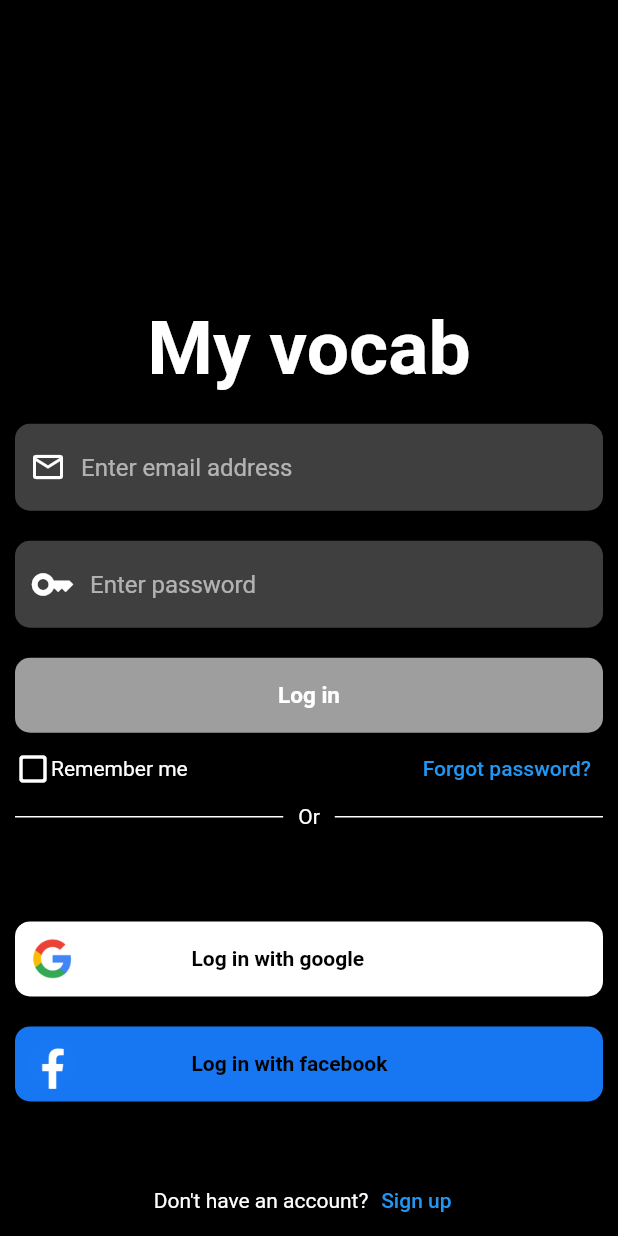
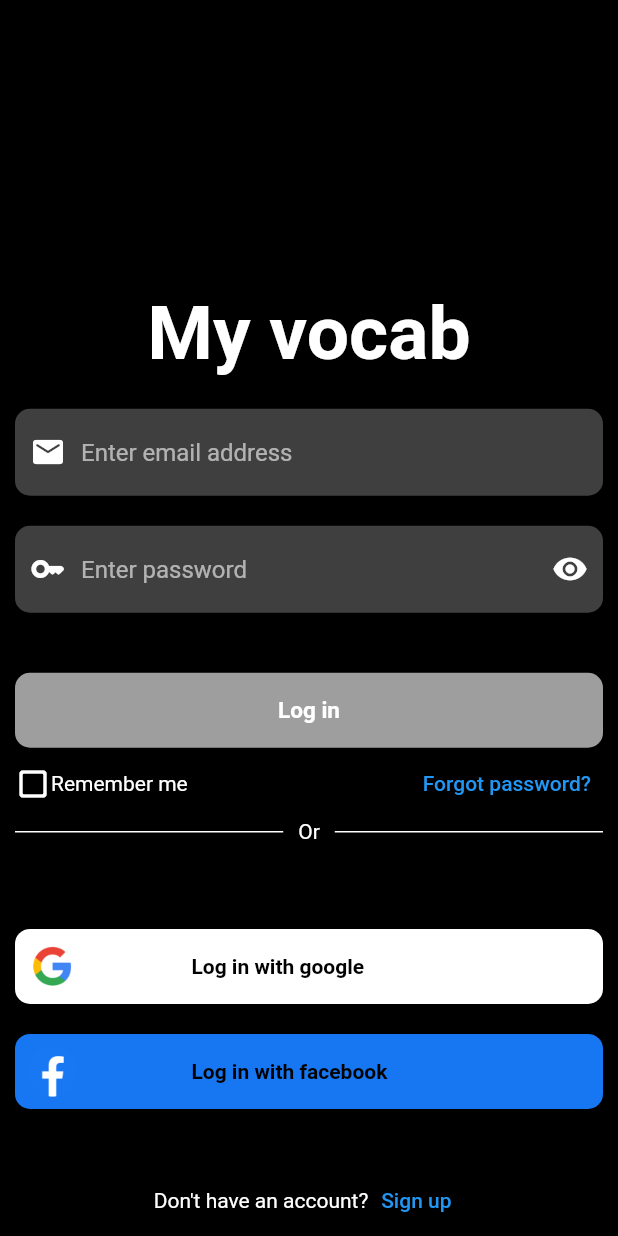
Before and after one commit to jiholee99/myVocab, a Flutter app: the screen it shows after launch, on a phone screen of 412 x 824 dp. Run offline on Flutter 3.47's test engine with Material 2 defaults, Android fonts, the phone set to English and light mode, and no system bars; our stand-ins replace email_validator, firebase_auth, firebase_core; accounts and stored records are empty.

```diff
--- a/lib/main.dart
+++ b/lib/main.dart
@@ -2,6 +2,7 @@ import 'package:flutter/material.dart';
 // Firebase imports
 import 'package:firebase_core/firebase_core.dart';
 import 'package:firebase_auth/firebase_auth.dart';
+import 'package:my_vocab/resources/firebase_auth_methods.dart';
 import 'firebase_options.dart';
 
 // From the folders
@@ -9,7 +10,6 @@ import '../utils/global_constant.dart';
 //Screens
 import '../screen/welcome_screen.dart';
 import '../screen/sign_up_screen.dart';
-import '../screen/home_screen.dart';
 import '../screen/responsive/responsive_layout.dart';
 import '../screen/responsive/mobile_screen_layout.dart';
 import '../screen/responsive/web_screen_layout.dart';
@@ -32,20 +32,34 @@ class MyApp extends StatelessWidget {
       home: StreamBuilder(
           stream: FirebaseAuth.instance.authStateChanges(),
           builder: (_, snapshot) {
+
+            print("Build");
             if (snapshot.connectionState == ConnectionState.active) {
-              if (snapshot.hasData) {
-                ResponsiveLayout(
+              print(snapshot.data.toString()+" 2");
+              if (snapshot.data != null) {
+                return ResponsiveLayout(
                   mobileScreenLayout: MobileScreenLayout(),
                   webScreenLayout: WebScreenLayout(),
                 );
+              } else if (snapshot.data == null) {
+                return WelcomeScreen();
+              }
+
+              // If it's waiting for the auth state to come back
+              if (snapshot.connectionState == ConnectionState.waiting) {
+                return const Center(
+                  child: CircularProgressIndicator(),
+                );
               }
             }
-            return const WelcomeScreen();
+            // if the user hasn't been authenticated
+            print("User not authenticated");
+            return WelcomeScreen();
+
           }),
       routes: {
-        welcomeScreenPathName: (_) => const WelcomeScreen(),
+        welcomeScreenPathName: (_) => WelcomeScreen(),
         signUpScreenPathName: (_) => SignUpScreen(),
-        homeScreenPathName: (_) => HomeScreen()
       },
     );
   }
--- a/lib/screen/welcome_screen.dart
+++ b/lib/screen/welcome_screen.dart
@@ -2,11 +2,57 @@ import 'package:flutter/material.dart';
 import 'package:flutter/src/foundation/key.dart';
 import 'package:flutter/src/widgets/framework.dart';
 import 'package:firebase_auth/firebase_auth.dart';
+import 'package:my_vocab/resources/firebase_auth_methods.dart';
+import 'package:my_vocab/screen/responsive/mobile_screen_layout.dart';
+import 'package:my_vocab/screen/responsive/responsive_layout.dart';
+import 'package:my_vocab/screen/responsive/web_screen_layout.dart';
 
 import '../utils/global_constant.dart';
 
-class WelcomeScreen extends StatelessWidget {
-  const WelcomeScreen({Key? key}) : super(key: key);
+import '../widgets/sign_in_form_widget.dart';
+
+class WelcomeScreen extends StatefulWidget {
+  WelcomeScreen({Key? key}) : super(key: key);
+
+  @override
+  State<WelcomeScreen> createState() => _WelcomeScreenState();
+}
+
+class _WelcomeScreenState extends State<WelcomeScreen> {
+  final emailFieldController = TextEditingController();
+  final passwordFieldController = TextEditingController();
+  bool _isSigningIn = false;
+
+  logInHandler() async {
+    setState(() {
+      _isSigningIn = true;
+    });
+    final messenger = ScaffoldMessenger.of(context);
+    final navigator = Navigator.of(context);
+    final String? result = await FirebaseAuthMethods()
+        .signInWithEmailAndPassword(email: emailFieldController.text, password: passwordFieldController.text);
+    if (result != null) {
+      setState(() {
+        _isSigningIn = false;
+        emailFieldController.clear();
+        passwordFieldController.clear();
+      });
+      if (result == "Success") {
+        messenger.showSnackBar(resultSnackBarBuilder("Successfully loged in!"));
+
+      } else {
+        messenger.showSnackBar(resultSnackBarBuilder(result.toString()));
+      }
+    }
+  }
+
+  @override
+  void dispose() {
+    // TODO: implement dispose
+    emailFieldController.dispose();
+    passwordFieldController.dispose();
+    super.dispose();
+  }
 
   @override
   Widget build(BuildContext context) {
@@ -21,83 +67,31 @@ class WelcomeScreen extends StatelessWidget {
               mainAxisAlignment: MainAxisAlignment.start,
               crossAxisAlignment: CrossAxisAlignment.center,
               children: [
-                Flexible(
-                    child: Container(
-                        //\color: Colors.white,
-                        )),
+                Flexible(child: Container()),
                 // Title
                 const Text(
                   "My vocab",
                   style: titleTextStyle,
                 ),
                 spacer,
-                Form(
-                    child: Column(
-                  children: [
-                    // Email textfield
-                    Container(
-                      padding: const EdgeInsets.symmetric(horizontal: 10, vertical: 5),
-                      decoration: BoxDecoration(color: Colors.grey.withOpacity(0.4), borderRadius: defaultBorderRadius),
-                      child: Row(
-                        children: [
-                          const Icon(
-                            Icons.email_outlined,
-                            color: Colors.white,
-                          ),
-                          const SizedBox(
-                            width: 10,
-                          ),
-                          Flexible(
-                            child: TextFormField(
-                              style: textFieldTextStyle,
-                              decoration: const InputDecoration(
-                                  hintText: "Enter email address", border: UnderlineInputBorder(borderSide: BorderSide.none)),
-                            ),
-                          ),
-                        ],
-                      ),
-                    ),
-                    spacer,
-                    // Password textfield
-                    Container(
-                      padding: const EdgeInsets.symmetric(horizontal: 10, vertical: 5),
-                      decoration: BoxDecoration(color: Colors.grey.withOpacity(0.4), borderRadius: defaultBorderRadius),
-                      child: Row(
-                        children: [
-                          const Icon(
-                            Icons.key,
-                            color: Colors.white,
-                            size: 30,
-                          ),
-                          const SizedBox(
-                            width: 10,
-                          ),
-                          Flexible(
-                            child: TextFormField(
-                              style: textFieldTextStyle,
-                              decoration: const InputDecoration(
-                                  hintText: "Enter password", border: UnderlineInputBorder(borderSide: BorderSide.none)),
-                            ),
-                          ),
-                        ],
-                      ),
-                    ),
-                  ],
-                )),
-
+                // Email and password textField
+                SignInFormWidget(emailFieldController: emailFieldController, passwordFieldController: passwordFieldController),
                 spacer,
                 // Login Button
                 InkWell(
+                  onTap: logInHandler,
                   child: Ink(
                     height: 50,
                     decoration: BoxDecoration(color: Colors.grey, borderRadius: defaultBorderRadius),
                     padding: const EdgeInsets.symmetric(vertical: 10),
                     width: double.infinity,
                     child: Center(
-                        child: Text(
-                      "Log in",
-                      style: buttonTextStyle,
-                    )),
+                        child: _isSigningIn
+                            ? CircularProgressIndicator()
+                            : Text(
+                                "Log in",
+                                style: buttonTextStyle,
+                              )),
                   ),
                 ),
 
@@ -140,7 +134,7 @@ class WelcomeScreen extends StatelessWidget {
                   child: Column(
                     mainAxisAlignment: MainAxisAlignment.center,
                     children: [
-                // Log in with google
+                      // Log in with google
                       Container(
                         decoration: BoxDecoration(borderRadius: defaultBorderRadius, color: Colors.white),
                         height: 50,
@@ -199,7 +193,6 @@ class WelcomeScreen extends StatelessWidget {
                   ),
                 ),
 
-
                 Row(
                   mainAxisAlignment: MainAxisAlignment.center,
                   children: [
--- /dev/null
+++ b/lib/widgets/sign_in_form_widget.dart
@@ -0,0 +1,83 @@
+import 'package:flutter/material.dart';
+import 'package:flutter/src/foundation/key.dart';
+import 'package:flutter/src/widgets/framework.dart';
+
+import '../utils/global_constant.dart';
+
+class SignInFormWidget extends StatefulWidget {
+  final TextEditingController emailFieldController;
+  final TextEditingController passwordFieldController;
+  const SignInFormWidget({Key? key, required this.emailFieldController, required this.passwordFieldController}) : super(key: key);
+
+  @override
+  State<SignInFormWidget> createState() => _SignInFormWidgetState();
+}
+
+class _SignInFormWidgetState extends State<SignInFormWidget> {
+  bool _isPasswordVisible = false;
+
+  Widget textFieldContainerBuilder(
+      {required IconData icon, required Widget child, bool isPassword = false, Widget? passwordWidget}) {
+    return Container(
+      padding: const EdgeInsets.symmetric(horizontal: 10, vertical: 5),
+      decoration: BoxDecoration(color: Colors.grey.withOpacity(0.4), borderRadius: defaultBorderRadius),
+      child: Row(
+        children: [
+          Icon(
+            icon,
+            color: Colors.white,
+          ),
+          const SizedBox(
+            width: 10,
+          ),
+          Flexible(child: child),
+          if (isPassword)
+            const SizedBox(
+              width: 10,
+            ),
+          if (isPassword)
+            if (passwordWidget != null) passwordWidget
+        ],
+      ),
+    );
+  }
+
+  @override
+  Widget build(BuildContext context) {
+    return Column(
+      children: [
+        // Email textfield
+        textFieldContainerBuilder(
+          icon: Icons.email_rounded,
+          child: TextField(
+            controller: widget.emailFieldController,
+            style: textFieldTextStyle,
+            decoration:
+                const InputDecoration(hintText: "Enter email address", border: UnderlineInputBorder(borderSide: BorderSide.none)),
+          ),
+        ),
+        spacer,
+
+        // Password textfield
+        textFieldContainerBuilder(
+            icon: Icons.key_rounded,
+            child: TextField(
+              controller: widget.passwordFieldController,
+              obscureText: _isPasswordVisible ? false : true,
+              style: textFieldTextStyle,
+              decoration:
+                  const InputDecoration(hintText: "Enter password", border: UnderlineInputBorder(borderSide: BorderSide.none)),
+            ),
+            isPassword: true,
+            passwordWidget: InkWell(
+                onTap: () {
+                  setState(() {
+                    _isPasswordVisible = !_isPasswordVisible;
+                  });
+                },
+                child: _isPasswordVisible ? Icon(Icons.remove_red_eye_outlined) : Icon(Icons.remove_red_eye_rounded))),
+        spacer,
+      ],
+    );
+  }
+}
```
Also changed, not shown: lib/resources/firebase_auth_methods.dart (+13 -0 lines), lib/screen/home_screen.dart (deleted, +0 -17 lines), lib/screen/responsive/mobile_screen_layout.dart (+25 -1 lines), lib/screen/sign_up_screen.dart (+32 -25 lines), lib/utils/global_constant.dart (+14 -0 lines).
